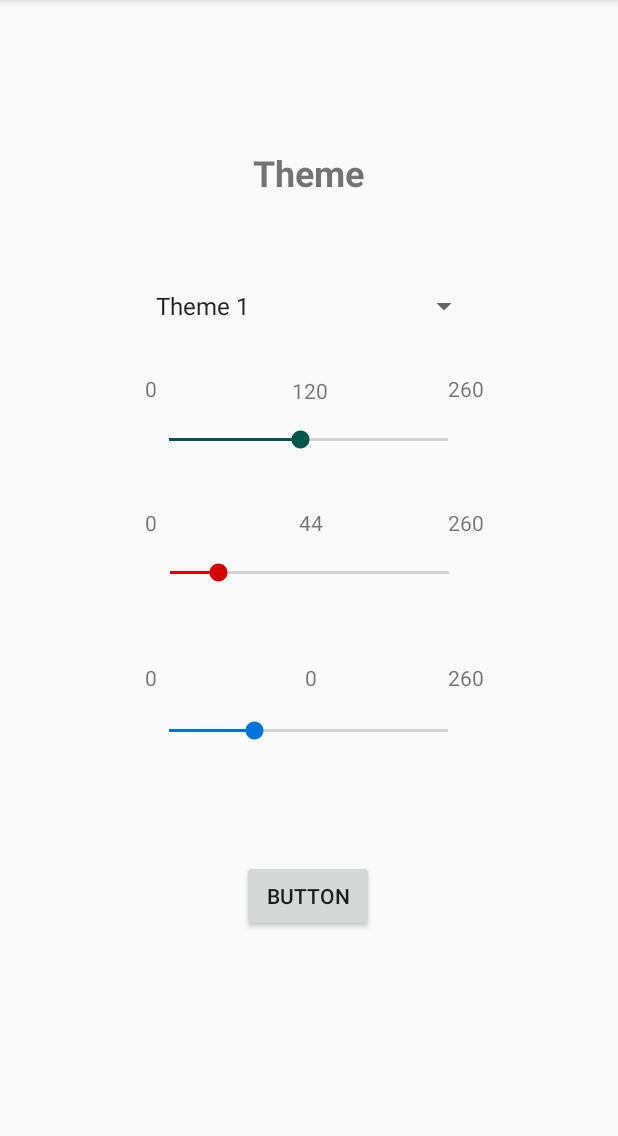
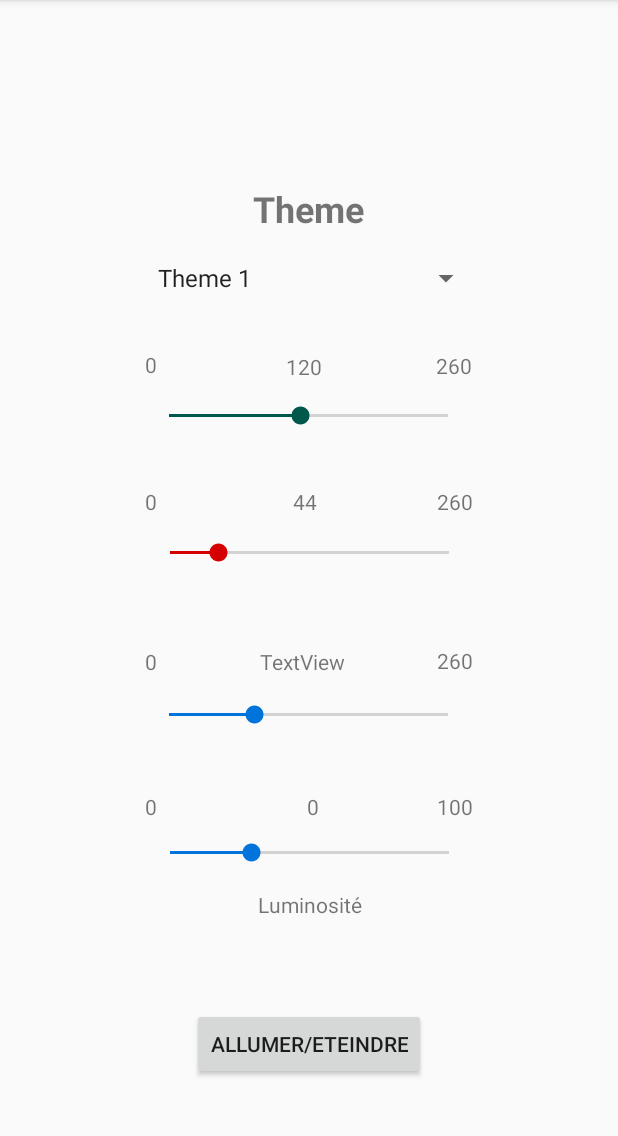
Before and after one commit to institut-galilee/Immersion_projects, an Android app: the ActivityMain2 screen opened directly, with no data from a screen before it, on a phone screen of 412 x 824 dp, the part 84-1220 px from its top. Run offline under Robolectric (Android 15) with nearby library versions, the phone set to English and light mode, and no system bars; 2 statements that could not run were skipped.

Commit message:
Seekbar luminosite

```diff
--- a/MyApplication/app/src/main/AndroidManifest.xml
+++ b/MyApplication/app/src/main/AndroidManifest.xml
@@ -4,6 +4,8 @@
     <uses-permission android:name="android.permission.BLUETOOTH" />
     <uses-permission android:name="android.permission.BLUETOOTH_ADMIN" />
     <uses-permission android:name="android.permission.ACCESS_COARSE_LOCATION"/>
+    <uses-permission android:name="android.permission.WRITE_EXTERNAL_STORAGE" />
+
 
     <application
         android:allowBackup="true"
--- a/MyApplication/app/src/main/res/layout/activity_main2.xml
+++ b/MyApplication/app/src/main/res/layout/activity_main2.xml
@@ -19,10 +19,10 @@
         android:text="260"
         app:layout_constraintBottom_toTopOf="@+id/vert"
         app:layout_constraintEnd_toEndOf="parent"
-        app:layout_constraintHorizontal_bias="0.781"
+        app:layout_constraintHorizontal_bias="0.76"
         app:layout_constraintStart_toStartOf="parent"
         app:layout_constraintTop_toBottomOf="@+id/spinner"
-        app:layout_constraintVertical_bias="0.895" />
+        app:layout_constraintVertical_bias="0.925" />
 
     <TextView
         android:id="@+id/textView5"
@@ -110,6 +110,28 @@
         app:layout_constraintTop_toBottomOf="@+id/rouge"
         app:layout_constraintVertical_bias="0.215" />
 
+    <SeekBar
+        android:id="@+id/luminosite"
+        android:layout_width="218dp"
+        android:layout_height="26dp"
+        android:layout_marginStart="8dp"
+        android:layout_marginLeft="8dp"
+        android:layout_marginTop="8dp"
+        android:layout_marginEnd="8dp"
+        android:layout_marginRight="8dp"
+        android:layout_marginBottom="8dp"
+        android:colorControlActivated="@color/blue"
+        android:max="255"
+        android:progress="74"
+        android:progressTint="@color/blue"
+        android:thumbTint="@color/blue"
+        app:layout_constraintBottom_toBottomOf="parent"
+        app:layout_constraintEnd_toEndOf="parent"
+        app:layout_constraintHorizontal_bias="0.502"
+        app:layout_constraintStart_toStartOf="parent"
+        app:layout_constraintTop_toBottomOf="@+id/bleu"
+        app:layout_constraintVertical_bias="0.245" />
+
     <TextView
         android:id="@+id/textView2"
         android:layout_width="wrap_content"
@@ -159,10 +181,10 @@
         android:text="260"
         app:layout_constraintBottom_toTopOf="@+id/bleu"
         app:layout_constraintEnd_toEndOf="parent"
-        app:layout_constraintHorizontal_bias="0.781"
+        app:layout_constraintHorizontal_bias="0.762"
         app:layout_constraintStart_toStartOf="parent"
         app:layout_constraintTop_toBottomOf="@+id/rouge"
-        app:layout_constraintVertical_bias="0.895" />
+        app:layout_constraintVertical_bias="0.883" />
 
 
     <Spinner
@@ -177,10 +199,10 @@
         android:layout_marginBottom="8dp"
         app:layout_constraintBottom_toBottomOf="parent"
         app:layout_constraintEnd_toEndOf="parent"
-        app:layout_constraintHorizontal_bias="0.0"
+        app:layout_constraintHorizontal_bias="0.012"
         app:layout_constraintStart_toStartOf="parent"
         app:layout_constraintTop_toTopOf="parent"
-        app:layout_constraintVertical_bias="0.253" />
+        app:layout_constraintVertical_bias="0.227" />
 
     <TextView
         android:id="@+id/textView12"
@@ -200,7 +222,7 @@
         app:layout_constraintHorizontal_bias="0.498"
         app:layout_constraintStart_toStartOf="parent"
         app:layout_constraintTop_toTopOf="parent"
-        app:layout_constraintVertical_bias="0.632" />
+        app:layout_constraintVertical_bias="0.919" />
 
     <TextView
         android:id="@+id/textView15"
@@ -215,10 +237,10 @@
         android:text="260"
         app:layout_constraintBottom_toTopOf="@+id/rouge"
         app:layout_constraintEnd_toEndOf="parent"
-        app:layout_constraintHorizontal_bias="0.781"
+        app:layout_constraintHorizontal_bias="0.762"
         app:layout_constraintStart_toStartOf="parent"
         app:layout_constraintTop_toBottomOf="@+id/vert"
-        app:layout_constraintVertical_bias="0.893" />
+        app:layout_constraintVertical_bias="0.888" />
 
     <TextView
         android:id="@+id/tv"
@@ -283,13 +305,84 @@
         android:layout_marginTop="8dp"
         android:layout_marginEnd="8dp"
         android:layout_marginRight="8dp"
-        android:layout_marginBottom="8dp"
-        android:text="Button"
+        android:layout_marginBottom="48dp"
+        android:text="Allumer/Eteindre"
         app:layout_constraintBottom_toBottomOf="parent"
         app:layout_constraintEnd_toEndOf="parent"
-        app:layout_constraintHorizontal_bias="0.498"
+        app:layout_constraintStart_toStartOf="parent"
+        app:layout_constraintTop_toBottomOf="@+id/luminosite"
+        app:layout_constraintVertical_bias="1.0" />
+
+    <TextView
+        android:id="@+id/textView8"
+        android:layout_width="wrap_content"
+        android:layout_height="wrap_content"
+        android:layout_marginStart="8dp"
+        android:layout_marginLeft="8dp"
+        android:layout_marginTop="8dp"
+        android:layout_marginEnd="8dp"
+        android:layout_marginRight="8dp"
+        android:layout_marginBottom="8dp"
+        android:text="Luminosité"
+        app:layout_constraintBottom_toTopOf="@+id/retour"
+        app:layout_constraintEnd_toEndOf="parent"
+        app:layout_constraintHorizontal_bias="0.503"
+        app:layout_constraintStart_toStartOf="parent"
+        app:layout_constraintTop_toBottomOf="@+id/luminosite"
+        app:layout_constraintVertical_bias="0.069" />
+
+    <TextView
+        android:id="@+id/textView9"
+        android:layout_width="wrap_content"
+        android:layout_height="wrap_content"
+        android:layout_marginStart="8dp"
+        android:layout_marginLeft="8dp"
+        android:layout_marginTop="8dp"
+        android:layout_marginEnd="8dp"
+        android:layout_marginRight="8dp"
+        android:layout_marginBottom="8dp"
+        android:text="0"
+        app:layout_constraintBottom_toTopOf="@+id/luminosite"
+        app:layout_constraintEnd_toEndOf="parent"
+        app:layout_constraintHorizontal_bias="0.229"
         app:layout_constraintStart_toStartOf="parent"
         app:layout_constraintTop_toBottomOf="@+id/bleu"
-        app:layout_constraintVertical_bias="0.319" />
+        app:layout_constraintVertical_bias="1.0" />
+
+    <TextView
+        android:id="@+id/textView10"
+        android:layout_width="wrap_content"
+        android:layout_height="wrap_content"
+        android:layout_marginStart="8dp"
+        android:layout_marginLeft="8dp"
+        android:layout_marginTop="8dp"
+        android:layout_marginEnd="8dp"
+        android:layout_marginRight="8dp"
+        android:layout_marginBottom="8dp"
+        android:text="100"
+        app:layout_constraintBottom_toTopOf="@+id/luminosite"
+        app:layout_constraintEnd_toEndOf="parent"
+        app:layout_constraintHorizontal_bias="0.762"
+        app:layout_constraintStart_toStartOf="parent"
+        app:layout_constraintTop_toBottomOf="@+id/bleu"
+        app:layout_constraintVertical_bias="1.0" />
+
+    <TextView
+        android:id="@+id/tl"
+        android:layout_width="wrap_content"
+        android:layout_height="wrap_content"
+        android:layout_marginStart="8dp"
+        android:layout_marginLeft="8dp"
+        android:layout_marginTop="8dp"
+        android:layout_marginEnd="8dp"
+        android:layout_marginRight="8dp"
+        android:layout_marginBottom="8dp"
+        android:text="TextView"
+        app:layout_constraintBottom_toTopOf="@+id/luminosite"
+        app:layout_constraintEnd_toStartOf="@+id/textView10"
+        app:layout_constraintHorizontal_bias="0.567"
+        app:layout_constraintStart_toEndOf="@+id/textView9"
+        app:layout_constraintTop_toBottomOf="@+id/bleu"
+        app:layout_constraintVertical_bias="1.0" />
 
 </android.support.constraint.ConstraintLayout>
```
